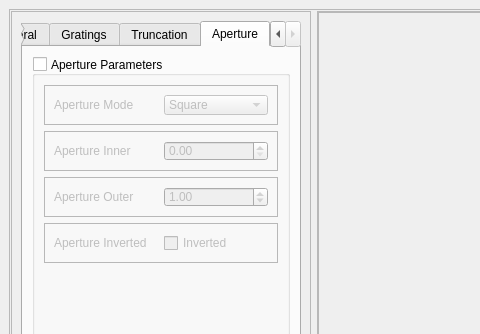
DeMarcoLab/juno, file src/lens_simulation/UI/qtdesigner_files/LensCreator.ui: the form before one commit; both pictures show x 0 to 480 and y 0 to 334 of the 991 by 633 pixel window.
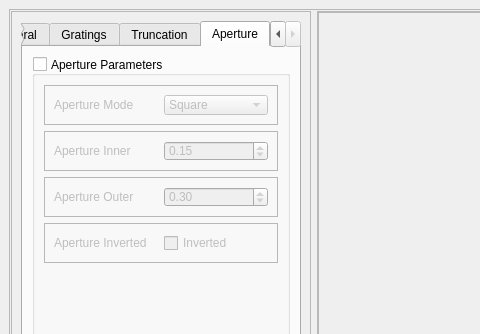
The form after the commit. The open tabs and pages were chosen to show the change.

Commit message: live imaging bug fix

The edit to the form file:
```diff
--- a/src/lens_simulation/UI/qtdesigner_files/LensCreator.ui
+++ b/src/lens_simulation/UI/qtdesigner_files/LensCreator.ui
@@ -1207,7 +1207,7 @@
                        <enum>QAbstractSpinBox::AdaptiveDecimalStepType</enum>
                       </property>
                       <property name="value">
-                       <double>0.000000000000000</double>
+                       <double>0.150000000000000</double>
                       </property>
                      </widget>
                     </item>
@@ -1242,7 +1242,7 @@
                        <enum>QAbstractSpinBox::AdaptiveDecimalStepType</enum>
                       </property>
                       <property name="value">
-                       <double>1.000000000000000</double>
+                       <double>0.300000000000000</double>
                       </property>
                      </widget>
                     </item>
```
Left out of the diff: 3 changed lines with no effect on the pictures. The commit also changes 2 other files.
